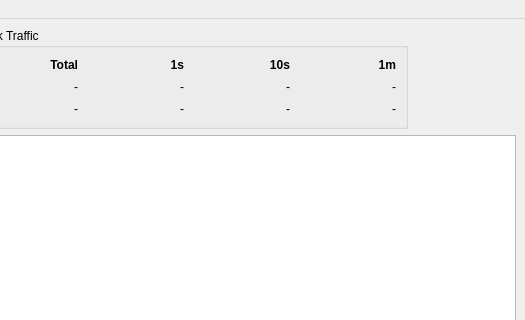
Old version of the form main.ui in the repository welshjf/bitnomon; both pictures show x 323 to 848 and y 0 to 320 of the 848 by 675 pixel window.
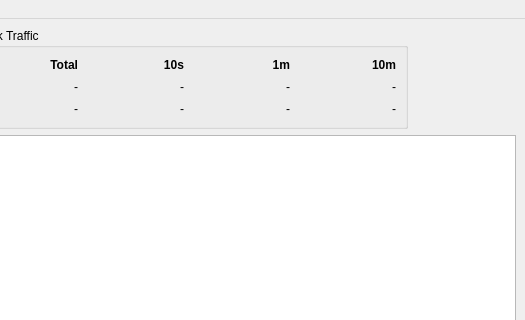
New version of the form. Icons and pictures are not drawn. Custom widgets are drawn as their Qt base class.

Commit message: Switch to 2-second poll interval

The edit to the form file:
```diff
--- a/main.ui
+++ b/main.ui
@@ -155,7 +155,7 @@
           </widget>
          </item>
          <item row="3" column="3">
-          <widget class="QLabel" name="lRecv10s">
+          <widget class="QLabel" name="lRecv1m">
            <property name="text">
             <string>-</string>
            </property>
@@ -165,7 +165,7 @@
           </widget>
          </item>
          <item row="5" column="4">
-          <widget class="QLabel" name="lSent1m">
+          <widget class="QLabel" name="lSent10m">
            <property name="text">
             <string>-</string>
            </property>
@@ -175,7 +175,7 @@
           </widget>
          </item>
          <item row="5" column="2">
-          <widget class="QLabel" name="lSent1s">
+          <widget class="QLabel" name="lSent10s">
            <property name="text">
             <string>-</string>
            </property>
@@ -193,7 +193,7 @@
             </font>
            </property>
            <property name="text">
-            <string>1m</string>
+            <string>10m</string>
            </property>
            <property name="alignment">
             <set>Qt::AlignRight|Qt::AlignTrailing|Qt::AlignVCenter</set>
@@ -209,7 +209,7 @@
             </font>
            </property>
            <property name="text">
-            <string>1s</string>
+            <string>10s</string>
            </property>
            <property name="alignment">
             <set>Qt::AlignRight|Qt::AlignTrailing|Qt::AlignVCenter</set>
@@ -225,7 +225,7 @@
             </font>
            </property>
            <property name="text">
-            <string>10s</string>
+            <string>1m</string>
            </property>
            <property name="alignment">
             <set>Qt::AlignRight|Qt::AlignTrailing|Qt::AlignVCenter</set>
@@ -233,7 +233,7 @@
           </widget>
          </item>
          <item row="3" column="4">
-          <widget class="QLabel" name="lRecv1m">
+          <widget class="QLabel" name="lRecv10m">
            <property name="text">
             <string>-</string>
            </property>
@@ -243,7 +243,7 @@
           </widget>
          </item>
          <item row="5" column="3">
-          <widget class="QLabel" name="lSent10s">
+          <widget class="QLabel" name="lSent1m">
            <property name="text">
             <string>-</string>
            </property>
@@ -308,7 +308,7 @@
           </widget>
          </item>
          <item row="3" column="2">
-          <widget class="QLabel" name="lRecv1s">
+          <widget class="QLabel" name="lRecv10s">
            <property name="text">
             <string>-</string>
            </property>
```
The commit also changes 1 other file.
